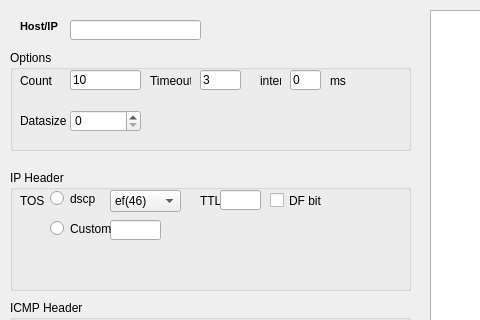
Qt form mainwindow.ui (Antonotna/GEPinger) before a commit; both pictures show x 0 to 480 and y 0 to 320 of the 835 by 562 pixel window.
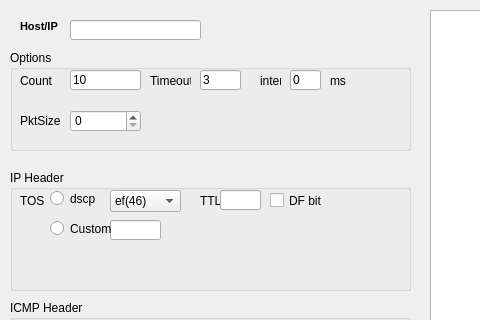
The same form after that commit. Custom widgets are drawn as their Qt base class.

What changed in the file:
```diff
--- a/mainwindow.ui
+++ b/mainwindow.ui
@@ -475,7 +475,7 @@
       </rect>
      </property>
      <property name="text">
-      <string>Datasize</string>
+      <string>PktSize</string>
      </property>
     </widget>
    </widget>
```
